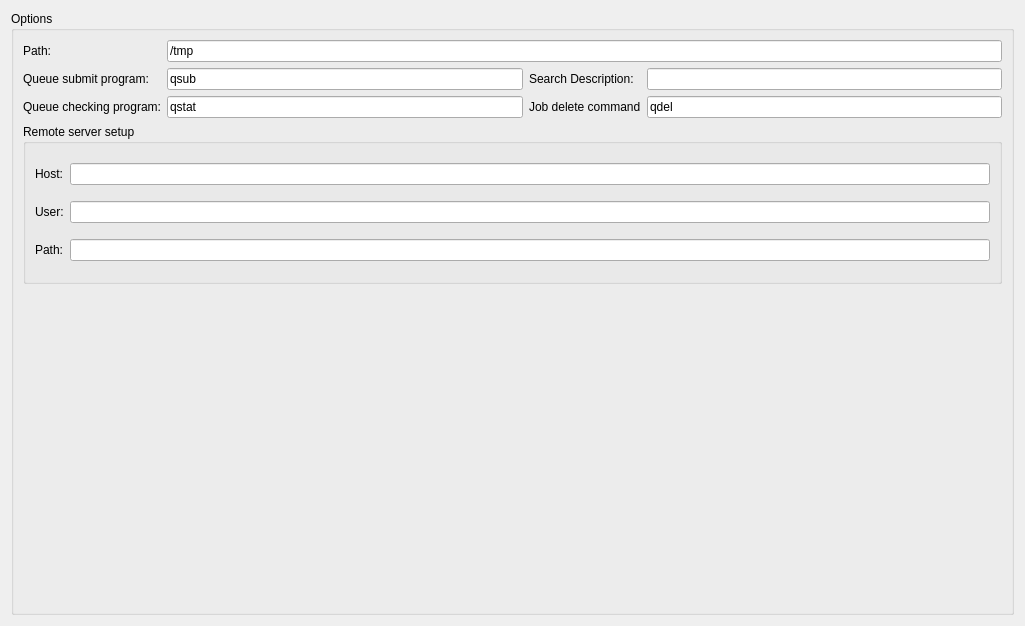
Above: src/randomdock/ui/tab_sys.ui from xtalopt/XtalOpt before the change. Below: the same form after it.
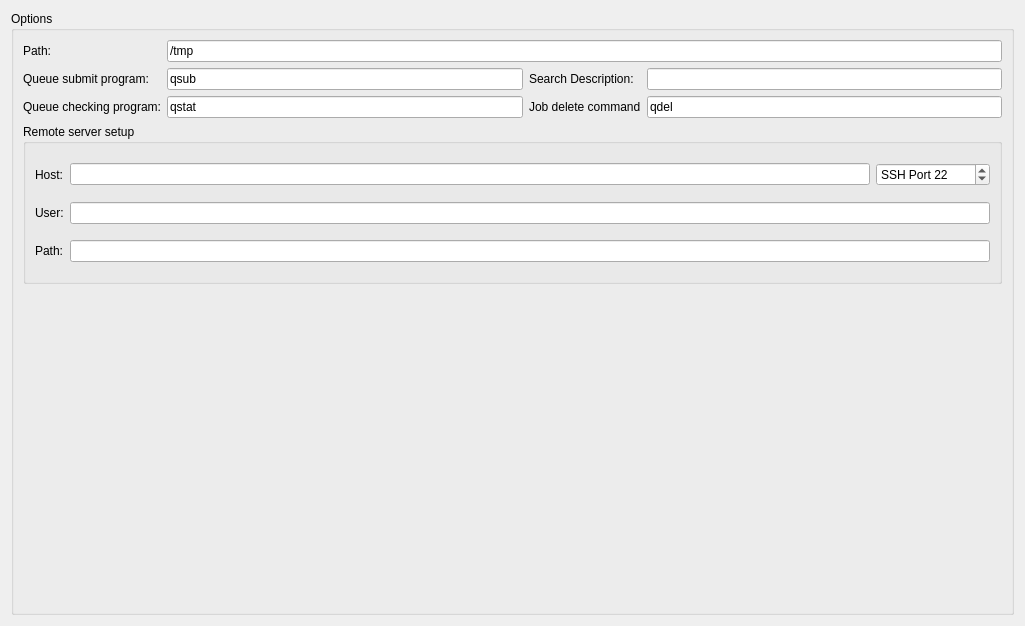
That is the form after the change.

Commit message: Rewrote RandomDock to use the new libssh interface. Refs ticket:54

```diff
--- a/src/randomdock/ui/tab_sys.ui
+++ b/src/randomdock/ui/tab_sys.ui
@@ -72,7 +72,7 @@
          <item row="0" column="1">
           <widget class="QLineEdit" name="edit_host"/>
          </item>
-         <item row="1" column="1">
+         <item row="1" column="1" colspan="2">
           <widget class="QLineEdit" name="edit_username"/>
          </item>
          <item row="2" column="0">
@@ -85,9 +85,22 @@
            </property>
           </widget>
          </item>
-         <item row="2" column="1">
+         <item row="2" column="1" colspan="2">
           <widget class="QLineEdit" name="edit_rempath"/>
          </item>
+         <item row="0" column="2">
+          <widget class="QSpinBox" name="spin_port">
+           <property name="prefix">
+            <string>SSH Port </string>
+           </property>
+           <property name="maximum">
+            <number>99999</number>
+           </property>
+           <property name="value">
+            <number>22</number>
+           </property>
+          </widget>
+         </item>
         </layout>
        </widget>
       </item>
```
The commit also changes 5 other files.
